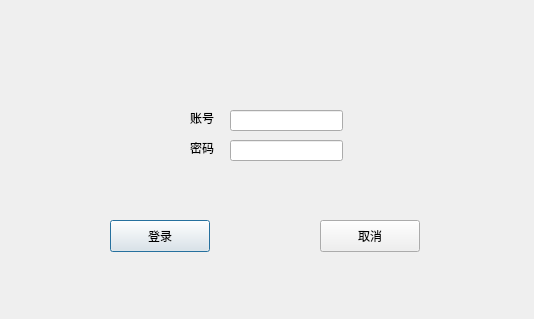
huangbaozhi/Qt-ExamSys, file logindialog.ui: the form before one commit.
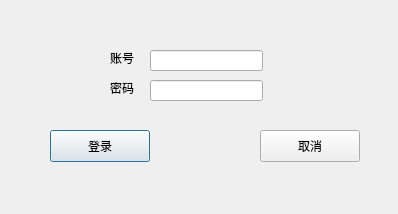
The form after the commit.

Diff of the .ui file:
```diff
--- a/logindialog.ui
+++ b/logindialog.ui
@@ -6,8 +6,8 @@
    <rect>
     <x>0</x>
     <y>0</y>
-    <width>534</width>
-    <height>319</height>
+    <width>398</width>
+    <height>214</height>
    </rect>
   </property>
   <property name="windowTitle">
@@ -16,8 +16,8 @@
   <widget class="QLabel" name="label">
    <property name="geometry">
     <rect>
-     <x>190</x>
-     <y>110</y>
+     <x>110</x>
+     <y>50</y>
      <width>31</width>
      <height>16</height>
     </rect>
@@ -29,8 +29,8 @@
   <widget class="QLabel" name="label_2">
    <property name="geometry">
     <rect>
-     <x>190</x>
-     <y>140</y>
+     <x>110</x>
+     <y>80</y>
      <width>31</width>
      <height>16</height>
     </rect>
@@ -42,8 +42,8 @@
   <widget class="QLineEdit" name="accountEdit">
    <property name="geometry">
     <rect>
-     <x>230</x>
-     <y>110</y>
+     <x>150</x>
+     <y>50</y>
      <width>113</width>
      <height>21</height>
     </rect>
@@ -52,18 +52,21 @@
   <widget class="QLineEdit" name="codeEdit">
    <property name="geometry">
     <rect>
-     <x>230</x>
-     <y>140</y>
+     <x>150</x>
+     <y>80</y>
      <width>113</width>
      <height>21</height>
     </rect>
    </property>
+   <property name="echoMode">
+    <enum>QLineEdit::Password</enum>
+   </property>
   </widget>
   <widget class="QPushButton" name="loginBtn">
    <property name="geometry">
     <rect>
-     <x>110</x>
-     <y>220</y>
+     <x>50</x>
+     <y>130</y>
      <width>100</width>
      <height>32</height>
     </rect>
@@ -75,8 +78,8 @@
   <widget class="QPushButton" name="cancelBtn">
    <property name="geometry">
     <rect>
-     <x>320</x>
-     <y>220</y>
+     <x>260</x>
+     <y>130</y>
      <width>100</width>
      <height>32</height>
     </rect>
```
